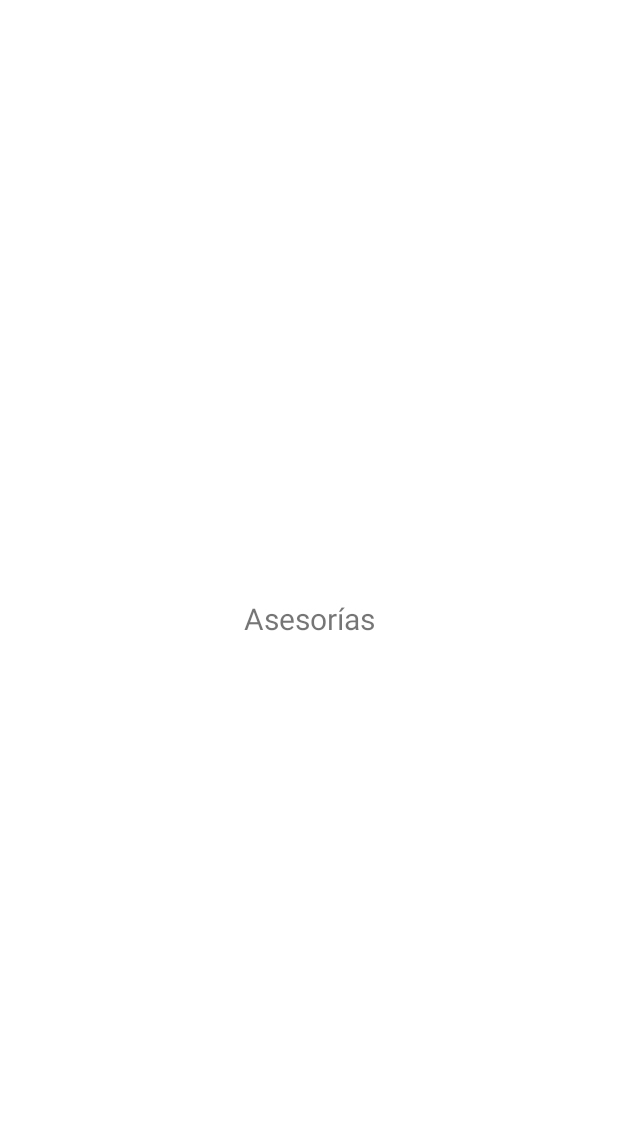
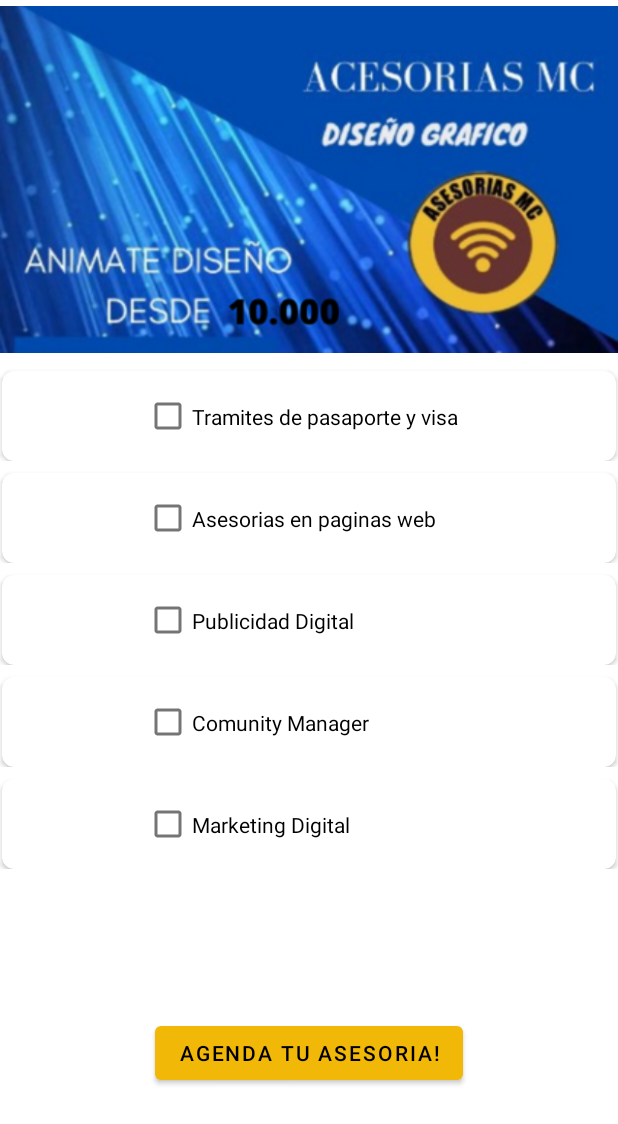
Before and after one commit to Zetian612/DeliCorrientazos, an Android app: the AsesoriasActivity screen opened directly, with no data from a screen before it, on a phone screen of 412 x 824 dp. Before the commit the part shown is almost empty. Shown: the top 1124 px of the screen. Run offline under Robolectric (Android 15) with nearby library versions, the phone set to English and light mode, and no system bars.

Commit message:
Agregar servicio Asesorias

```diff
--- /dev/null
+++ b/app/src/main/java/com/example/delicorrientazos/data/models/Asesoria.kt
@@ -0,0 +1,7 @@
+package com.example.delicorrientazos.data.models
+
+data class Asesoria(
+    val id: Int,
+    val nombre: String,
+) {
+}
--- /dev/null
+++ b/app/src/main/java/com/example/delicorrientazos/data/providers/AsesoriasProvider.kt
@@ -0,0 +1,15 @@
+package com.example.delicorrientazos.data.providers
+
+import com.example.delicorrientazos.data.models.Asesoria
+
+class AsesoriasProvider {
+    companion object {
+        val listAsesorias = listOf<Asesoria>(
+            Asesoria(1,"Tramites de pasaporte y visa"),
+            Asesoria(2,"Asesorias en paginas web"),
+            Asesoria(3,"Publicidad Digital"),
+            Asesoria(4,"Comunity Manager"),
+            Asesoria(5,"Marketing Digital"),
+        )
+    }
+}
--- a/app/src/main/java/com/example/delicorrientazos/ui/home/services/asesorias/AsesoriasActivity.kt
+++ b/app/src/main/java/com/example/delicorrientazos/ui/home/services/asesorias/AsesoriasActivity.kt
@@ -1,14 +1,71 @@
 package com.example.delicorrientazos.ui.home.services.asesorias
 
+import android.content.Intent
+import android.net.Uri
 import androidx.appcompat.app.AppCompatActivity
 import android.os.Bundle
+import android.view.View
+import android.widget.Button
+import android.widget.CheckBox
+import android.widget.Toast
+import androidx.recyclerview.widget.LinearLayoutManager
+import androidx.recyclerview.widget.RecyclerView
 import com.example.delicorrientazos.R
+import com.example.delicorrientazos.data.models.Asesoria
+import com.example.delicorrientazos.data.models.Ingredients
+import com.example.delicorrientazos.data.models.Producto
+import com.example.delicorrientazos.data.providers.AsesoriasProvider
+import com.example.delicorrientazos.ui.home.services.asesorias.adapters.AsesoriasAdapter
+import com.example.delicorrientazos.ui.home.services.delicias.DeliciasMCProductActivity
 
 class AsesoriasActivity : AppCompatActivity() {
 
-
+    private var listAsesorias = AsesoriasProvider.listAsesorias
+    var listAsesoriasSelected = ArrayList<Asesoria>()
     override fun onCreate(savedInstanceState: Bundle?) {
         super.onCreate(savedInstanceState)
         setContentView(R.layout.activity_asesorias)
+
+        initRecyclerView()
+
+        val btnGoToWs = findViewById<Button>(R.id.btnGoToWs)
+        btnGoToWs.setOnClickListener {
+            getToWhatsapp()
+        }
+    }
+
+    private fun getToWhatsapp(){
+        if (listAsesoriasSelected.size > 0){
+            //enviar mensaje a whatsapp con las asesorias seleccionadas
+            var message = "Hola, me gustaría recibir asesoría sobre: "
+            for (asesoria in listAsesoriasSelected){
+                message += "\n- ${asesoria.nombre}"
+            }
+            val intent = Intent(Intent.ACTION_VIEW)
+            intent.data = Uri.parse("https://api.whatsapp.com/send?phone=+573187403822&text=$message")
+            startActivity(intent)
+        }
+        else{
+            Toast.makeText(this, "Por favor seleccione al menos una asesoría", Toast.LENGTH_SHORT).show()
+        }
+    }
+
+    fun onCheckboxClickedAsesoria(view: View) {
+        if (view is CheckBox) {
+            val checked = view.isChecked
+            if (checked) {
+                listAsesoriasSelected.add(Asesoria(1,view.text.toString()))
+            } else {
+                listAsesoriasSelected.remove(Asesoria(1,view.text.toString()))
+            }
+        }
+    }
+
+
+    private fun initRecyclerView(){
+        val recyclerView = findViewById<RecyclerView>(R.id.recyclerAsesorias)
+        val adapter = AsesoriasAdapter(listAsesorias)
+        recyclerView.adapter = adapter
+        recyclerView.layoutManager = LinearLayoutManager(this)
     }
 }
--- /dev/null
+++ b/app/src/main/java/com/example/delicorrientazos/ui/home/services/asesorias/adapters/AsesoriasAdapter.kt
@@ -0,0 +1,23 @@
+package com.example.delicorrientazos.ui.home.services.asesorias.adapters
+
+import android.view.LayoutInflater
+import android.view.ViewGroup
+import androidx.recyclerview.widget.RecyclerView
+import com.example.delicorrientazos.R
+import com.example.delicorrientazos.data.models.Asesoria
+
+class AsesoriasAdapter(private val listAsesorias: List<Asesoria>): RecyclerView.Adapter<AsesoriasViewHolder>() {
+    override fun onCreateViewHolder(parent: ViewGroup, viewType: Int): AsesoriasViewHolder {
+        val layoutInflater = LayoutInflater.from(parent.context)
+        return AsesoriasViewHolder(layoutInflater.inflate(R.layout.item_asesorias, parent, false))
+    }
+
+    override fun onBindViewHolder(holder: AsesoriasViewHolder, position: Int) {
+        holder.render(listAsesorias[position])
+    }
+
+    override fun getItemCount(): Int {
+        return listAsesorias.size
+    }
+
+}
--- /dev/null
+++ b/app/src/main/java/com/example/delicorrientazos/ui/home/services/asesorias/adapters/AsesoriasViewHolder.kt
@@ -0,0 +1,16 @@
+package com.example.delicorrientazos.ui.home.services.asesorias.adapters
+
+import android.view.View
+import android.widget.CheckBox
+import androidx.recyclerview.widget.RecyclerView
+import com.example.delicorrientazos.R
+import com.example.delicorrientazos.data.models.Asesoria
+
+class AsesoriasViewHolder(view: View) : RecyclerView.ViewHolder(view) {
+
+    val checkBoxItem = view.findViewById<CheckBox>(R.id.checkBoxAsesoriaItem)
+    fun render (asesoria: Asesoria) {
+        checkBoxItem.text = asesoria.nombre
+
+    }
+}
--- a/app/src/main/java/com/example/delicorrientazos/ui/home/services/delicias/CartActivity.kt
+++ b/app/src/main/java/com/example/delicorrientazos/ui/home/services/delicias/CartActivity.kt
@@ -49,11 +49,11 @@ class CartActivity : AppCompatActivity() {
     private fun goToWhatsapp() {
         val intent = Intent(Intent.ACTION_VIEW)
         // enviar mensaje a whatsapp con los productos del carrito de compras
-        cartMutableList.forEach {
-            intent.data = Uri.parse("https://api.whatsapp.com/send?phone=+573187403822&text=Hola, quiero pedir ${it.name} ${it.quantity} ")
-        }
+        val message = "Hola, quisiera pedir: \n" + cartMutableList.joinToString("\n") { it.name }
+        intent.data = Uri.parse("https://api.whatsapp.com/send?phone=+573187403822&text=$message")
+        startActivity(intent)
 
-        startActivity(intent)
+
     }
 
 
--- a/app/src/main/java/com/example/delicorrientazos/ui/home/services/delicias/DeliciasMCProductActivity.kt
+++ b/app/src/main/java/com/example/delicorrientazos/ui/home/services/delicias/DeliciasMCProductActivity.kt
@@ -8,9 +8,7 @@ import android.widget.CheckBox
 import android.widget.Toast
 import androidx.recyclerview.widget.LinearLayoutManager
 import androidx.recyclerview.widget.RecyclerView
-import androidx.room.Room
 import com.example.delicorrientazos.R
-import com.example.delicorrientazos.data.db.AppDatabase
 import com.example.delicorrientazos.data.models.Cart
 import com.example.delicorrientazos.data.models.Ingredients
 import com.example.delicorrientazos.data.providers.delicias.IngredientesProvider
--- a/app/src/main/res/layout/activity_asesorias.xml
+++ b/app/src/main/res/layout/activity_asesorias.xml
@@ -6,13 +6,34 @@
     android:layout_height="match_parent"
     tools:context=".ui.home.services.asesorias.AsesoriasActivity">
 
-    <TextView
+
+    <ImageView
+        android:id="@+id/imageView5"
         android:layout_width="wrap_content"
         android:layout_height="wrap_content"
-        android:text="Asesorías"
-        android:textSize="20sp"
+        app:layout_constraintStart_toStartOf="parent"
+        app:layout_constraintTop_toTopOf="parent"
+        app:srcCompat="@drawable/_0_000" />
+
+    <androidx.recyclerview.widget.RecyclerView
+        android:id="@+id/recyclerAsesorias"
+        android:layout_width="wrap_content"
+        android:layout_height="wrap_content"
+        tools:listitem="@layout/item_asesorias"
+        app:layout_constraintEnd_toEndOf="parent"
+        app:layout_constraintStart_toStartOf="parent"
+        app:layout_constraintTop_toBottomOf="@+id/imageView5" />
+
+    <Button
+        android:id="@+id/btnGoToWs"
+        android:layout_width="wrap_content"
+        android:layout_height="wrap_content"
+        android:text="Agenda tu asesoria!"
+        android:textColor="@color/black"
         app:layout_constraintBottom_toBottomOf="parent"
         app:layout_constraintEnd_toEndOf="parent"
         app:layout_constraintStart_toStartOf="parent"
-        app:layout_constraintTop_toTopOf="parent" />
+        app:layout_constraintTop_toBottomOf="@+id/recyclerAsesorias" />
+
+
 </androidx.constraintlayout.widget.ConstraintLayout>
--- /dev/null
+++ b/app/src/main/res/layout/item_asesorias.xml
@@ -0,0 +1,46 @@
+<?xml version="1.0" encoding="utf-8"?>
+<androidx.constraintlayout.widget.ConstraintLayout xmlns:android="http://schemas.android.com/apk/res/android"
+    xmlns:app="http://schemas.android.com/apk/res-auto"
+    xmlns:tools="http://schemas.android.com/tools"
+    android:layout_width="match_parent"
+    android:layout_height="wrap_content">
+
+
+    <androidx.cardview.widget.CardView
+        android:layout_width="409dp"
+        android:layout_height="60dp"
+        android:layout_marginStart="8dp"
+        android:layout_marginTop="8dp"
+        android:layout_marginEnd="8dp"
+        android:layout_marginBottom="8dp"
+        app:cardCornerRadius="8dp"
+        app:layout_constraintEnd_toEndOf="parent"
+        app:layout_constraintStart_toStartOf="parent"
+        app:layout_constraintTop_toTopOf="parent" >
+
+        <LinearLayout
+            android:layout_width="match_parent"
+            android:layout_height="match_parent"
+            android:orientation="horizontal">
+
+            <androidx.constraintlayout.widget.ConstraintLayout
+                android:layout_width="match_parent"
+                android:layout_height="match_parent">
+
+                <CheckBox
+                    android:id="@+id/checkBoxAsesoriaItem"
+                    android:layout_width="220dp"
+                    android:layout_height="47dp"
+                    android:text="Asesoria Item"
+
+                    android:onClick="onCheckboxClickedAsesoria"
+                    app:layout_constraintBottom_toBottomOf="parent"
+                    app:layout_constraintEnd_toEndOf="parent"
+                    app:layout_constraintStart_toStartOf="parent"
+                    app:layout_constraintTop_toTopOf="parent" />
+            </androidx.constraintlayout.widget.ConstraintLayout>
+
+        </LinearLayout>
+
+    </androidx.cardview.widget.CardView>
+</androidx.constraintlayout.widget.ConstraintLayout>
```
Also changed, not shown: app/src/main/res/drawable/_0_000.png (added).
